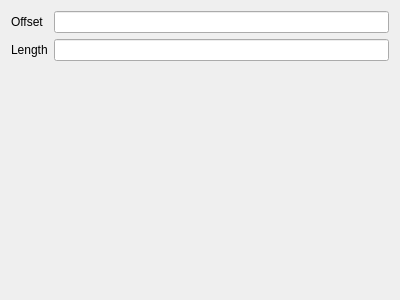
First picture: the form in pallilux-gui/spectrometerconfigpage.ui, repository enra64/PalliLux, before the edit.
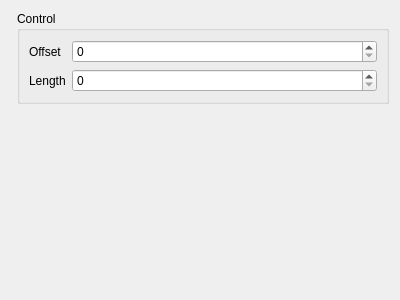
Second picture: the form after the edit.

Diff of the .ui file:
```diff
--- a/pallilux-gui/spectrometerconfigpage.ui
+++ b/pallilux-gui/spectrometerconfigpage.ui
@@ -14,6 +14,12 @@
    <string>Form</string>
   </property>
   <layout class="QFormLayout" name="pageMainLayout">
+   <item row="0" column="1">
+    <widget class="QGroupBox" name="groupBox">
+     <property name="title">
+      <string>Control</string>
+     </property>
+     <layout class="QFormLayout" name="formLayout">
    <item row="0" column="0">
     <widget class="QLabel" name="label_2">
      <property name="text">
@@ -21,9 +27,6 @@
      </property>
     </widget>
    </item>
-   <item row="0" column="1">
-    <widget class="QLineEdit" name="lineEdit_2"/>
-   </item>
    <item row="1" column="0">
     <widget class="QLabel" name="label_3">
      <property name="text">
@@ -31,8 +34,22 @@
      </property>
     </widget>
    </item>
+      <item row="0" column="1">
+       <widget class="QSpinBox" name="offsetSpin">
+        <property name="maximum">
+         <number>999999999</number>
+        </property>
+       </widget>
+      </item>
    <item row="1" column="1">
-    <widget class="QLineEdit" name="lineEdit_3"/>
+       <widget class="QSpinBox" name="lengthSpin">
+        <property name="maximum">
+         <number>999999999</number>
+        </property>
+       </widget>
+      </item>
+     </layout>
+    </widget>
    </item>
   </layout>
  </widget>
```
Lines whose indentation alone changed are shown as unchanged.
